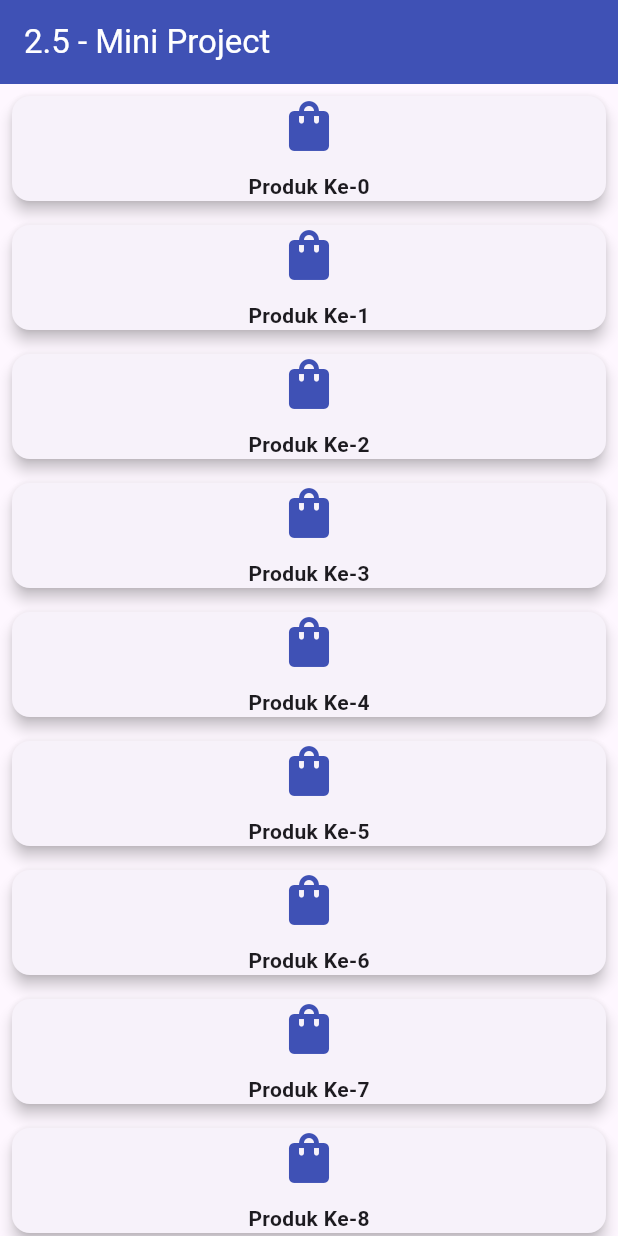
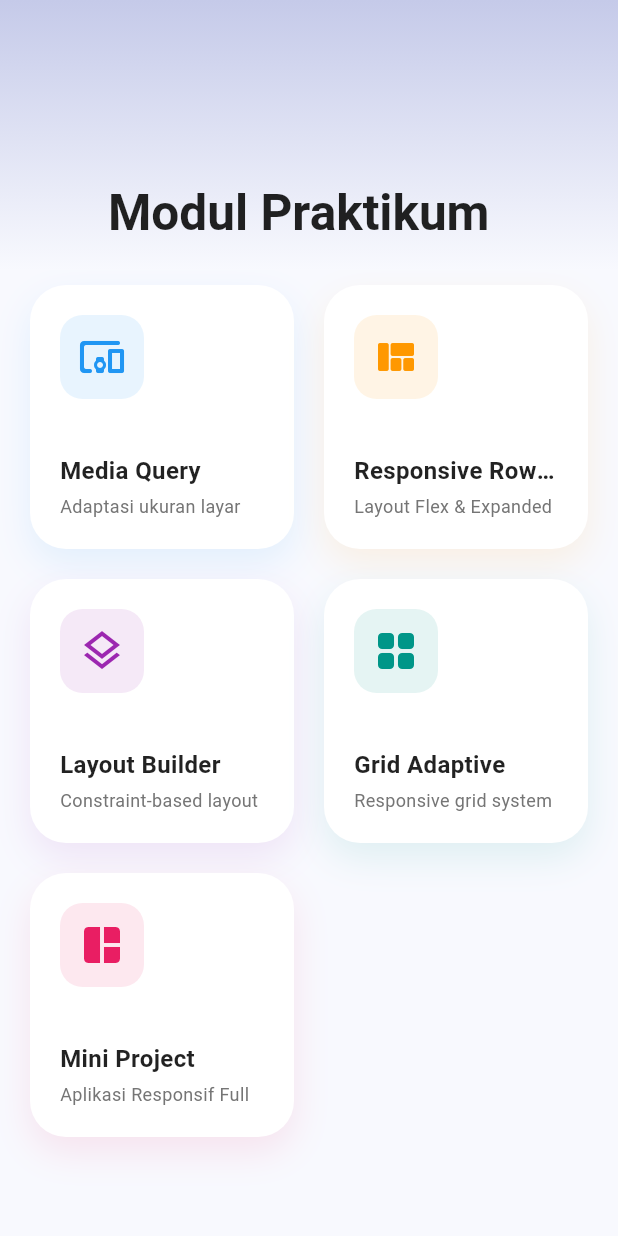
Before and after one commit to nanay26/praktikum-flutter, a Flutter app: the screen it shows after launch, on a phone screen of 412 x 824 dp. Run offline on Flutter 3.47's test engine with Material 3 defaults, Android fonts, the light colour scheme and no system bars.

Commit message:
Update main.dart praktikum responsif

```diff
--- a/praktikum_responsif/lib/main.dart
+++ b/praktikum_responsif/lib/main.dart
@@ -18,11 +18,197 @@ class MyApp extends StatelessWidget {
       debugShowCheckedModeBanner: false,
       title: 'Praktikum Responsif',
       theme: ThemeData(
-        primarySwatch: Colors.indigo,
         useMaterial3: true,
+        colorSchemeSeed: Colors.indigo,
+        brightness: Brightness.light,
       ),
-      // GANTI bagian di bawah ini untuk melihat file praktikum lainnya:
-      home: const Praktikum25MiniProject(),
+      home: const HomePage(),
     );
   }
 }
+
+class HomePage extends StatelessWidget {
+  const HomePage({super.key});
+
+  @override
+  Widget build(BuildContext context) {
+    final List<Map<String, dynamic>> menuItems = [
+      {
+        'title': 'Media Query',
+        'subtitle': 'Adaptasi ukuran layar',
+        'icon': Icons.devices_other_rounded,
+        'color': Colors.blue,
+        'page': Praktikum21MediaQuery(),
+      },
+      {
+        'title': 'Responsive Row/Col',
+        'subtitle': 'Layout Flex & Expanded',
+        'icon': Icons.view_quilt_rounded,
+        'color': Colors.orange,
+        'page': Praktikum22Responsive(),
+      },
+      {
+        'title': 'Layout Builder',
+        'subtitle': 'Constraint-based layout',
+        'icon': Icons.layers_outlined,
+        'color': Colors.purple,
+        'page': Praktikum23LayoutBuilder(),
+      },
+      {
+        'title': 'Grid Adaptive',
+        'subtitle': 'Responsive grid system',
+        'icon': Icons.grid_view_rounded,
+        'color': Colors.teal,
+        'page': Praktikum24GridAdaptive(),
+      },
+      {
+        'title': 'Mini Project',
+        'subtitle': 'Aplikasi Responsif Full',
+        'icon': Icons.auto_awesome_mosaic_rounded,
+        'color': Colors.pink,
+        'page': Praktikum25MiniProject(),
+      },
+    ];
+
+    return Scaffold(
+      backgroundColor: const Color(0xFFF8F9FE), // Warna background sangat lembut
+      body: CustomScrollView(
+        slivers: [
+          // Header Modern (SliverAppBar)
+          SliverAppBar.large(
+            expandedHeight: 180,
+            flexibleSpace: FlexibleSpaceBar(
+              title: const Text(
+                'Modul Praktikum',
+                style: TextStyle(
+                  color: Colors.black87,
+                  fontWeight: FontWeight.bold,
+                ),
+              ),
+              background: Container(
+                decoration: BoxDecoration(
+                  gradient: LinearGradient(
+                    colors: [Colors.indigo.shade100, const Color(0xFFF8F9FE)],
+                    begin: Alignment.topCenter,
+                    end: Alignment.bottomCenter,
+                  ),
+                ),
+              ),
+            ),
+          ),
+
+          // Menu Grid
+          SliverPadding(
+            padding: const EdgeInsets.symmetric(horizontal: 20, vertical: 10),
+            sliver: SliverGrid(
+              gridDelegate: const SliverGridDelegateWithMaxCrossAxisExtent(
+                maxCrossAxisExtent: 300,
+                mainAxisSpacing: 20,
+                crossAxisSpacing: 20,
+                childAspectRatio: 1.0,
+              ),
+              delegate: SliverChildBuilderDelegate(
+                (context, index) {
+                  final item = menuItems[index];
+                  return ModernMenuCard(
+                    title: item['title'],
+                    subtitle: item['subtitle'],
+                    icon: item['icon'],
+                    color: item['color'],
+                    onTap: () => Navigator.push(
+                      context,
+                      MaterialPageRoute(builder: (context) => item['page']),
+                    ),
+                  );
+                },
+                childCount: menuItems.length,
+              ),
+            ),
+          ),
+          const SliverToBoxAdapter(child: SizedBox(height: 40)),
+        ],
+      ),
+    );
+  }
+}
+
+// Widget Card Kustom agar Kode Lebih Rapi
+class ModernMenuCard extends StatelessWidget {
+  final String title;
+  final String subtitle;
+  final IconData icon;
+  final Color color;
+  final VoidCallback onTap;
+
+  const ModernMenuCard({
+    super.key,
+    required this.title,
+    required this.subtitle,
+    required this.icon,
+    required this.color,
+    required this.onTap,
+  });
+
+  @override
+  Widget build(BuildContext context) {
+    return Container(
+      decoration: BoxDecoration(
+        color: Colors.white,
+        borderRadius: BorderRadius.circular(24),
+        boxShadow: [
+          BoxShadow(
+            color: color.withOpacity(0.1),
+            blurRadius: 20,
+            offset: const Offset(0, 10),
+          ),
+        ],
+      ),
+      child: Material(
+        color: Colors.transparent,
+        child: InkWell(
+          borderRadius: BorderRadius.circular(24),
+          onTap: onTap,
+          child: Padding(
+            padding: const EdgeInsets.all(20.0),
+            child: Column(
+              crossAxisAlignment: CrossAxisAlignment.start,
+              mainAxisAlignment: MainAxisAlignment.center,
+              children: [
+                // Icon Wrapper
+                Container(
+                  padding: const EdgeInsets.all(12),
+                  decoration: BoxDecoration(
+                    color: color.withOpacity(0.1),
+                    borderRadius: BorderRadius.circular(15),
+                  ),
+                  child: Icon(icon, color: color, size: 32),
+                ),
+                const Spacer(),
+                Text(
+                  title,
+                  style: const TextStyle(
+                    fontWeight: FontWeight.bold,
+                    fontSize: 16,
+                    color: Colors.black87,
+                  ),
+                  maxLines: 1,
+                  overflow: TextOverflow.ellipsis,
+                ),
+                const SizedBox(height: 4),
+                Text(
+                  subtitle,
+                  style: TextStyle(
+                    fontSize: 12,
+                    color: Colors.grey.shade600,
+                  ),
+                  maxLines: 2,
+                  overflow: TextOverflow.ellipsis,
+                ),
+              ],
+            ),
+          ),
+        ),
+      ),
+    );
+  }
+}
```
